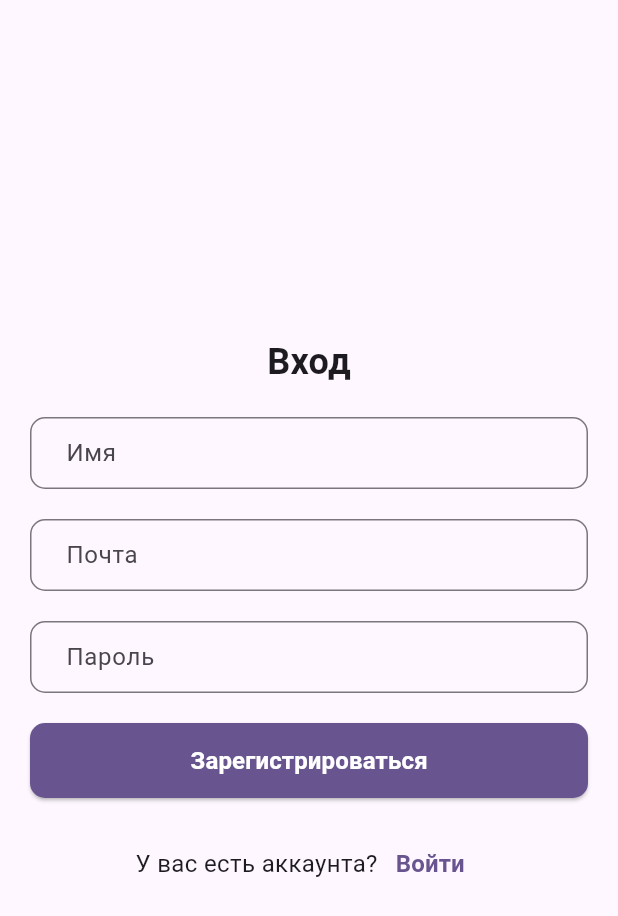
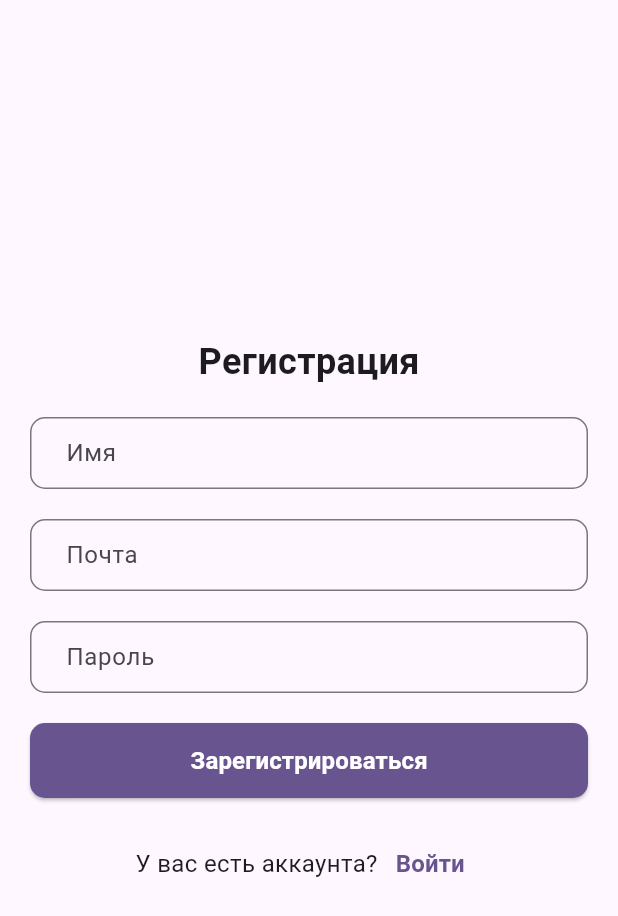
Before and after one commit to k4zann/Messenger_App, a Flutter app: the screen it shows after launch, after a tap on "Зарегистрироваться", on a phone screen of 412 x 824 dp. Shown: the top 916 px of the screen. Run offline on Flutter 3.47's test engine with Material 3 defaults, Android fonts, the phone set to English and light mode, and no system bars; our stand-ins replace cloud_firestore, file_picker, firebase_auth, firebase_core; accounts and stored records are empty.

Commit message:
modif: adding some small changes

```diff
--- a/lib/main.dart
+++ b/lib/main.dart
@@ -4,7 +4,6 @@ import 'package:my_flutter_project/services/auth/auth_service.dart';
 import 'package:my_flutter_project/services/auth/authenticate.dart';
 import 'package:provider/provider.dart';
 import 'services/firebase_options/firebase_options.dart';
-import 'package:my_flutter_project/ui/screens/home_page/home_page.dart';
 
 void main() async {
   WidgetsFlutterBinding.ensureInitialized();
@@ -20,6 +19,7 @@ void main() async {
 class MyApp extends StatelessWidget {
   const MyApp({super.key});
 
+  @override
   Widget build(BuildContext context) {
     return MaterialApp(
       debugShowCheckedModeBanner: false,
--- a/lib/ui/screens/login_page/login_page.dart
+++ b/lib/ui/screens/login_page/login_page.dart
@@ -83,7 +83,7 @@ class _LoginPageState extends State<LoginPage> {
                   Row(
                     mainAxisAlignment: MainAxisAlignment.center,
                     children: [
-                      Text(
+                      const Text(
                         "У вас нет аккаунта?",
                         style: TextStyle(
                           fontSize: 16,
@@ -91,7 +91,7 @@ class _LoginPageState extends State<LoginPage> {
                       ),
                       TextButton(
                         onPressed: widget.onPressed,
-                        child: Text(
+                        child: const Text(
                           'Зарегистрироваться',
                           style: TextStyle(
                             fontSize: 16,
--- a/lib/ui/screens/registration_page/registration_page.dart
+++ b/lib/ui/screens/registration_page/registration_page.dart
@@ -57,7 +57,7 @@ class _RegistrationPageState extends State<RegistrationPage> {
                 crossAxisAlignment: CrossAxisAlignment.center,
                 children: [
                   const Text(
-                    'Вход',
+                    'Регистрация',
                     style: TextStyle(
                       fontSize: 24,
                       fontWeight: FontWeight.bold,
--- a/lib/ui/widgets/message_bubble.dart
+++ b/lib/ui/widgets/message_bubble.dart
@@ -18,7 +18,7 @@ class MessageBubble extends StatelessWidget {
           : const EdgeInsets.only(top: 8.0, bottom: 8.0, right: 80.0),
       padding: const EdgeInsets.symmetric(horizontal: 16.0, vertical: 10.0),
       decoration: BoxDecoration(
-        color: isMe ? Color(0xff3CED78) : Colors.grey.shade300,
+        color: isMe ? const Color(0xff3CED78) : Colors.grey.shade300,
         borderRadius: isMe
             ? const BorderRadius.only(
           topLeft: Radius.circular(30.0),
@@ -29,7 +29,7 @@ class MessageBubble extends StatelessWidget {
           bottomRight: Radius.circular(30.0),
         ),
         boxShadow: [
-          BoxShadow(
+          const BoxShadow(
             color: Colors.black12,
             blurRadius: 4.0,
             spreadRadius: 1.0,
```
Also changed, not shown: lib/ui/screens/home_page/home_page.dart (+5 -5 lines).
